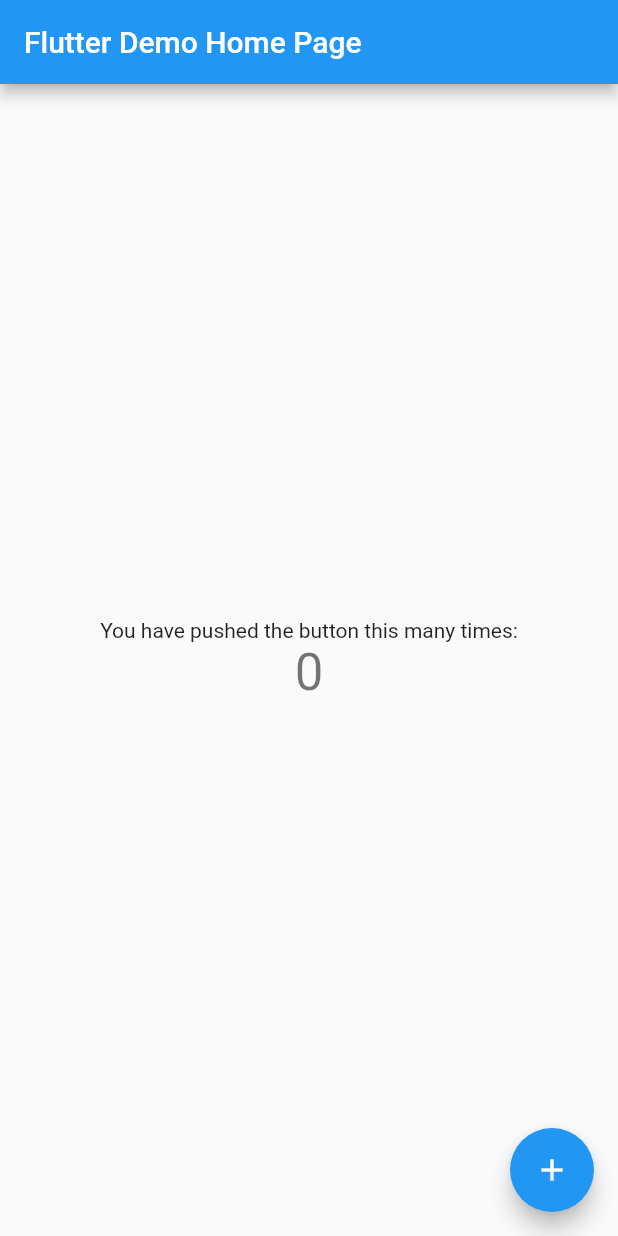
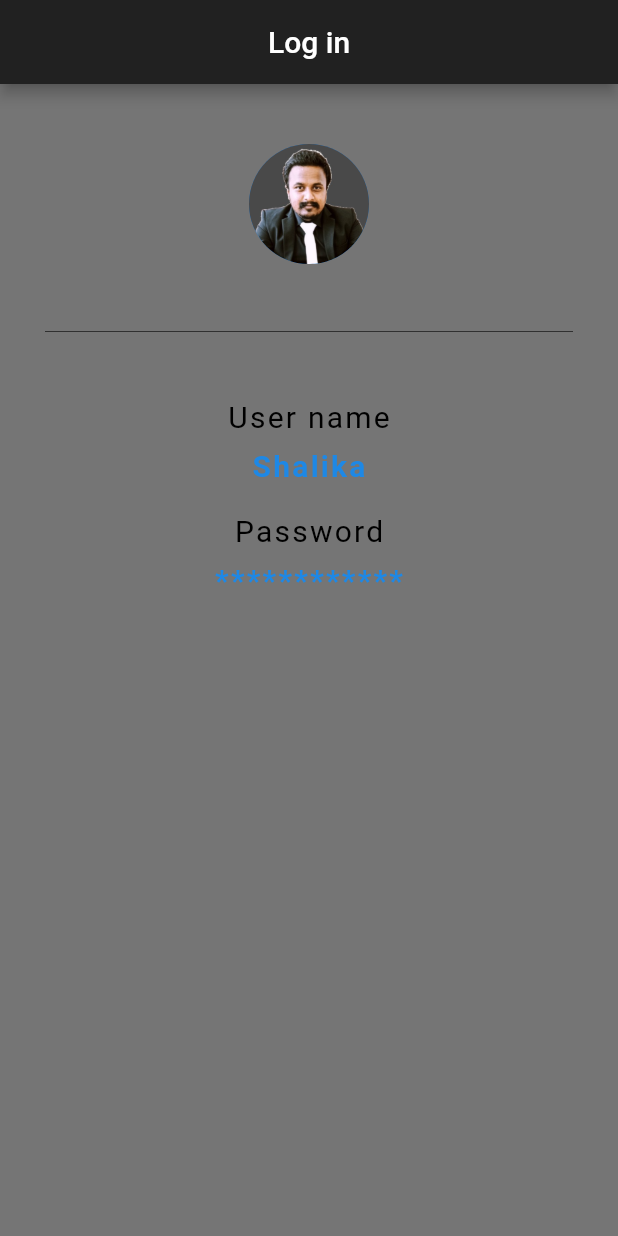
Before and after one commit to Shalika001/selling-app, a Flutter app: the screen it shows after launch, on a phone screen of 412 x 824 dp. Run offline on Flutter 3.47's test engine with Material 2 defaults, Android fonts, the phone set to English and light mode, and no system bars.

Commit message:
Create body and app bar

```diff
--- a/lib/main.dart
+++ b/lib/main.dart
@@ -1,115 +1,77 @@
 import 'package:flutter/material.dart';
 
-void main() {
-  runApp(const MyApp());
-}
+void main() => runApp(MaterialApp(
+  home: selling_app(),
+));
 
-class MyApp extends StatelessWidget {
-  const MyApp({super.key});
+class selling_app extends StatelessWidget {
+  // const ({Key? key}) : super(key: key);
 
-  // This widget is the root of your application.
   @override
   Widget build(BuildContext context) {
-    return MaterialApp(
-      title: 'Flutter Demo',
-      theme: ThemeData(
-        // This is the theme of your application.
-        //
-        // Try running your application with "flutter run". You'll see the
-        // application has a blue toolbar. Then, without quitting the app, try
-        // changing the primarySwatch below to Colors.green and then invoke
-        // "hot reload" (press "r" in the console where you ran "flutter run",
-        // or simply save your changes to "hot reload" in a Flutter IDE).
-        // Notice that the counter didn't reset back to zero; the application
-        // is not restarted.
-        primarySwatch: Colors.blue,
+    return Scaffold(
+    backgroundColor: Colors.grey[600],
+      appBar: AppBar(
+        title: Text('Log in'),
+        centerTitle: true,
+        backgroundColor: Colors.grey[900],
       ),
-      home: const MyHomePage(title: 'Flutter Demo Home Page'),
+      body: Padding(
+        padding: EdgeInsets.fromLTRB(30.0, 40.0, 30.0, 0.0),
+        child: Column(
+          children: <Widget>[
+            Center(
+              child: CircleAvatar(
+                backgroundImage: AssetImage(
+                  'assets/shalika.jpg'
+                ),
+                radius: 40.0,
+              ),
+            ),
+            Divider(
+              height: 90.0,
+              color: Colors.grey[850],
+            ),
+            Text(
+              'User name',
+              style: TextStyle(
+                color: Colors.black,
+                letterSpacing: 1.5,
+                fontSize: 20.0,
+              ),
+            ),
+            SizedBox(height: 10.0),
+            Text(
+                'Shalika',
+                style: TextStyle(
+                    color: Colors.blue[600],
+                    letterSpacing: 1.5,
+                    fontSize: 20.0,
+                    fontWeight: FontWeight.bold
+                ),
+            ),
+            SizedBox(height: 20.0),
+            Text(
+                'Password',
+                style: TextStyle(
+                    color: Colors.black,
+                    letterSpacing: 1.5,
+                    fontSize: 20.0,
+                ),
+            ),
+            SizedBox(height: 10.0),
+            Text(
+                '************',
+                style: TextStyle(
+                    color: Colors.blue[600],
+                    letterSpacing: 1.5,
+                    fontSize: 20.0,
+                    fontWeight: FontWeight.bold
+                )
+            )
+          ],
+        ),
+      ),
     );
   }
 }
-
-class MyHomePage extends StatefulWidget {
-  const MyHomePage({super.key, required this.title});
-
-  // This widget is the home page of your application. It is stateful, meaning
-  // that it has a State object (defined below) that contains fields that affect
-  // how it looks.
-
-  // This class is the configuration for the state. It holds the values (in this
-  // case the title) provided by the parent (in this case the App widget) and
-  // used by the build method of the State. Fields in a Widget subclass are
-  // always marked "final".
-
-  final String title;
-
-  @override
-  State<MyHomePage> createState() => _MyHomePageState();
-}
-
-class _MyHomePageState extends State<MyHomePage> {
-  int _counter = 0;
-
-  void _incrementCounter() {
-    setState(() {
-      // This call to setState tells the Flutter framework that something has
-      // changed in this State, which causes it to rerun the build method below
-      // so that the display can reflect the updated values. If we changed
-      // _counter without calling setState(), then the build method would not be
-      // called again, and so nothing would appear to happen.
-      _counter++;
-    });
-  }
-
-  @override
-  Widget build(BuildContext context) {
-    // This method is rerun every time setState is called, for instance as done
-    // by the _incrementCounter method above.
-    //
-    // The Flutter framework has been optimized to make rerunning build methods
-    // fast, so that you can just rebuild anything that needs updating rather
-    // than having to individually change instances of widgets.
-    return Scaffold(
-      appBar: AppBar(
-        // Here we take the value from the MyHomePage object that was created by
-        // the App.build method, and use it to set our appbar title.
-        title: Text(widget.title),
-      ),
-      body: Center(
-        // Center is a layout widget. It takes a single child and positions it
-        // in the middle of the parent.
-        child: Column(
-          // Column is also a layout widget. It takes a list of children and
-          // arranges them vertically. By default, it sizes itself to fit its
-          // children horizontally, and tries to be as tall as its parent.
-          //
-          // Invoke "debug painting" (press "p" in the console, choose the
-          // "Toggle Debug Paint" action from the Flutter Inspector in Android
-          // Studio, or the "Toggle Debug Paint" command in Visual Studio Code)
-          // to see the wireframe for each widget.
-          //
-          // Column has various properties to control how it sizes itself and
-          // how it positions its children. Here we use mainAxisAlignment to
-          // center the children vertically; the main axis here is the vertical
-          // axis because Columns are vertical (the cross axis would be
-          // horizontal).
-          mainAxisAlignment: MainAxisAlignment.center,
-          children: <Widget>[
-            const Text(
-              'You have pushed the button this many times:',
-            ),
-            Text(
-              '$_counter',
-              style: Theme.of(context).textTheme.headlineMedium,
-            ),
-          ],
-        ),
-      ),
-      floatingActionButton: FloatingActionButton(
-        onPressed: _incrementCounter,
-        tooltip: 'Increment',
-        child: const Icon(Icons.add),
-      ), // This trailing comma makes auto-formatting nicer for build methods.
-    );
-  }
-}
--- a/pubspec.yaml
+++ b/pubspec.yaml
@@ -59,9 +59,8 @@
   uses-material-design: true
 
   # To add assets to your application, add an assets section, like this:
-  # assets:
-  #   - images/a_dot_burr.jpeg
-  #   - images/a_dot_ham.jpeg
+  assets:
+     - assets/shalika.jpg
 
   # An image asset can refer to one or more resolution-specific "variants", see
   # https://flutter.dev/assets-and-images/#resolution-aware
```
Also changed, not shown: assets/shalika.jpg (added).
